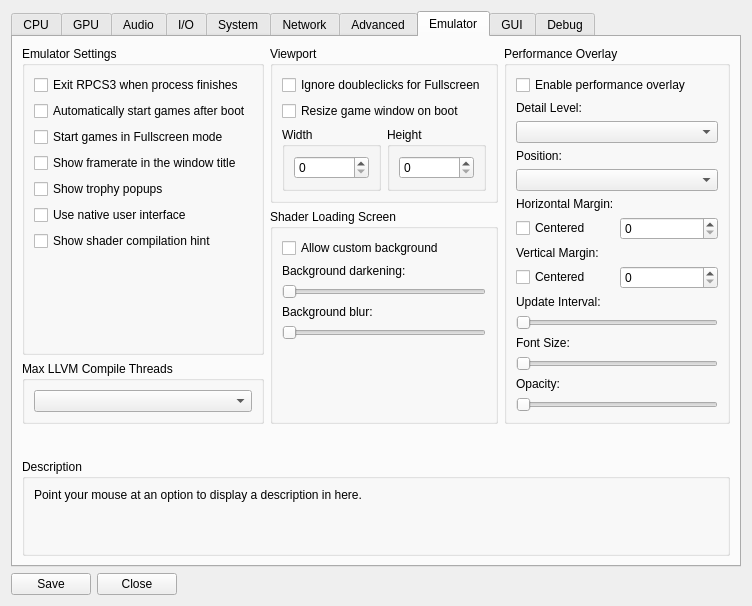
Above: rpcs3/rpcs3qt/settings_dialog.ui from RPCS3/rpcs3 before the change. Below: the same form after it.
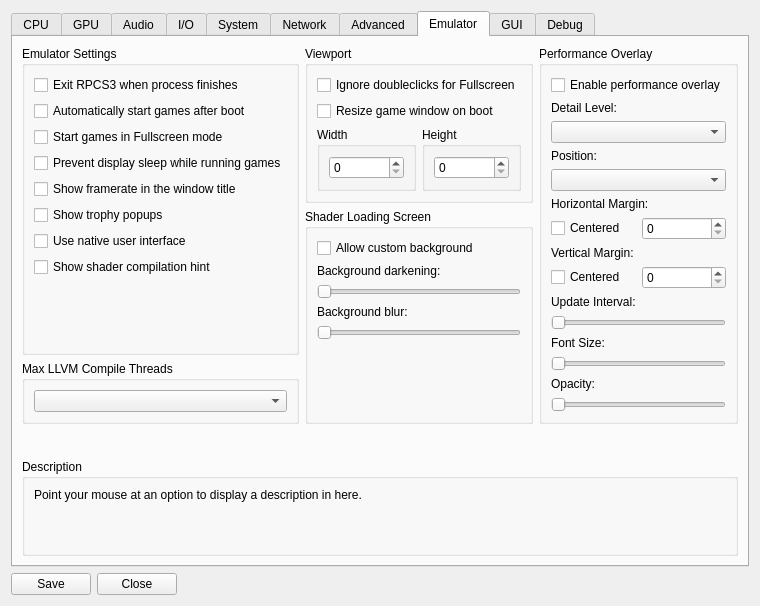
That is the form after the change. The open tabs and pages were chosen to show the change. Icons and pictures are not drawn.

Commit message:
Add option for preventing display sleep
Adds support for preventing the display from sleeping while a game is
running. Supports Windows, Linux (with the org.freedesktop.ScreenSaver
D-Bus service), and macOS.

```diff
--- a/rpcs3/rpcs3qt/settings_dialog.ui
+++ b/rpcs3/rpcs3qt/settings_dialog.ui
@@ -1899,6 +1899,13 @@
                 </property>
                </widget>
               </item>
+              <item>
+               <widget class="QCheckBox" name="preventDisplaySleep">
+                <property name="text">
+                 <string>Prevent display sleep while running games</string>
+                </property>
+               </widget>
+              </item>
               <item>
                <widget class="QCheckBox" name="showFPSInTitle">
                 <property name="text">
```
The commit also changes 10 other files.
